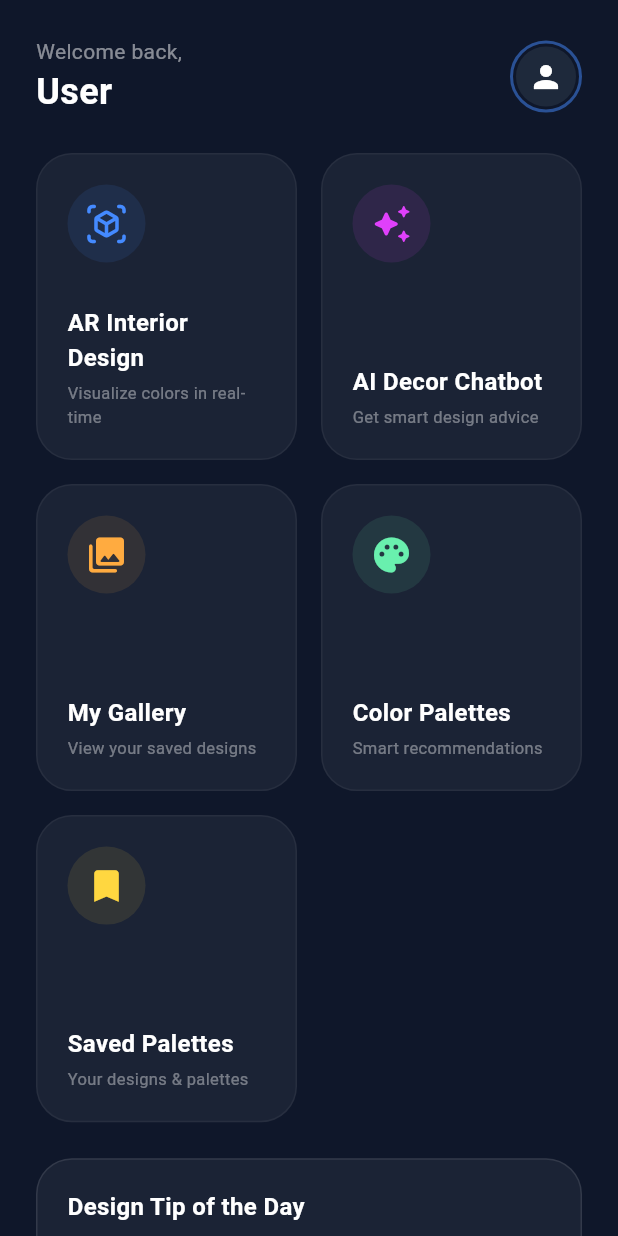
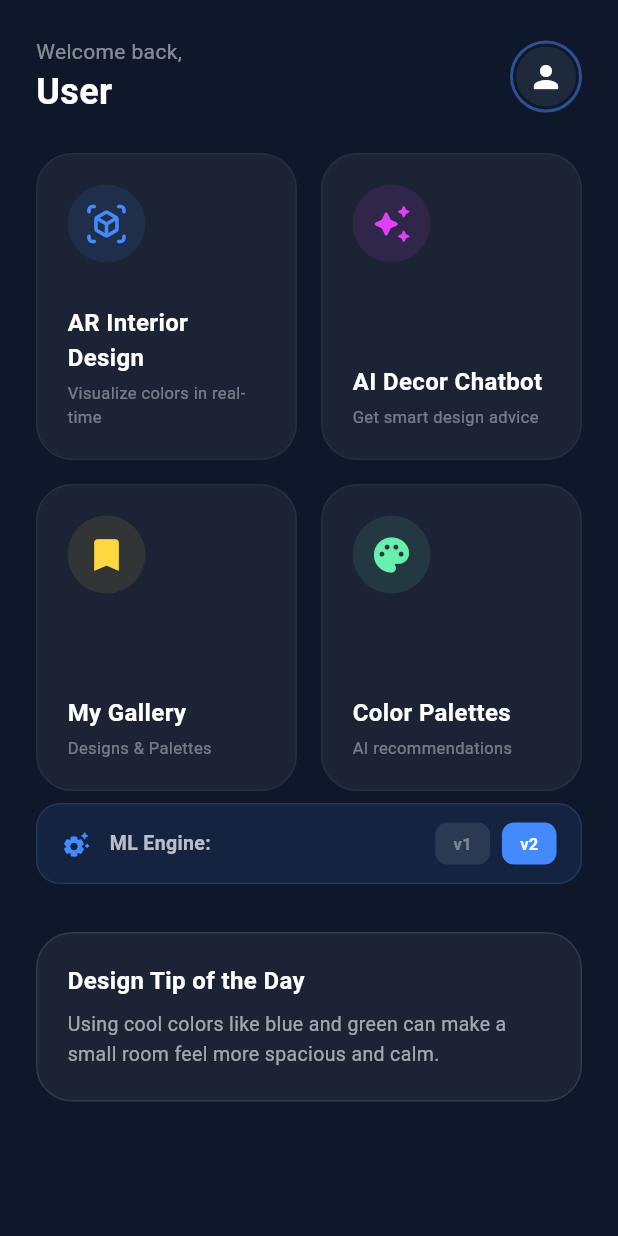
Before and after one commit to Mayakaduwa/ar_homeviz, a Flutter app: the screen it shows once a user with an empty profile is signed in, on a phone screen of 412 x 824 dp. Run offline on Flutter 3.47's test engine with Material 3 defaults, Android fonts, the phone set to English and light mode, and no system bars; our stand-ins replace camera, firebase_auth, firebase_core, firebase_database, google_fonts, google_generative_ai and 2 more; missing offline and left inert: arcore_flutter_plugin, tflite_flutter; accounts and stored records are empty.

Commit message:
feat: AI Detection Completely Done.

```diff
--- a/lib/main.dart
+++ b/lib/main.dart
@@ -8,6 +8,7 @@ import 'package:image_picker/image_picker.dart';
 import 'package:firebase_core/firebase_core.dart';
 import 'firebase_options.dart';
 import 'screens/auth/auth_loading_screen.dart';
+import 'services/ml_service.dart';
 
 // Global list of cameras discovered on startup
 List<CameraDescription> cameras = [];
@@ -26,6 +27,9 @@ void main() async {
   } catch (e) {
     debugPrint("Could not find cameras: $e");
   }
+
+  // Initialize AI Models
+  await MLService().loadModel();
 
   // Make the status bar transparent for a full-screen immersive look
   SystemChrome.setSystemUIOverlayStyle(
--- a/lib/screens/home_screen.dart
+++ b/lib/screens/home_screen.dart
@@ -7,6 +7,7 @@ import 'profile_screen.dart';
 import 'recommendations_screen.dart';
 import 'chat_bot_screen.dart';
 import 'saved_palettes_screen.dart';
+import '../services/ml_service.dart';
 
 class HomeScreen extends StatefulWidget {
   const HomeScreen({super.key});
@@ -96,26 +97,45 @@ class _HomeScreenState extends State<HomeScreen> {
                   ),
                   _featureCard(
                     title: 'My Gallery',
-                    subtitle: 'View your saved designs',
-                    icon: Icons.photo_library_rounded,
-                    color: Colors.orangeAccent,
-                    onTap: () => Navigator.push(context, MaterialPageRoute(builder: (_) => const MyGalleryScreen())),
+                    subtitle: 'Designs & Palettes',
+                    icon: Icons.bookmark_rounded,
+                    color: Colors.amberAccent,
+                    onTap: () => Navigator.push(context, MaterialPageRoute(builder: (_) => const SavedPalettesScreen())),
                   ),
                   _featureCard(
                     title: 'Color Palettes',
-                    subtitle: 'Smart recommendations',
+                    subtitle: 'AI recommendations',
                     icon: Icons.palette_rounded,
                     color: Colors.greenAccent,
                     onTap: () => Navigator.push(context, MaterialPageRoute(builder: (_) => const RecommendationsScreen())),
                   ),
-                  _featureCard(
-                    title: 'Saved Palettes',
-                    subtitle: 'Your designs & palettes',
-                    icon: Icons.bookmark_rounded,
-                    color: Colors.amberAccent,
-                    onTap: () => Navigator.push(context, MaterialPageRoute(builder: (_) => const SavedPalettesScreen())),
+                ]),
+              ),
+            ),
+
+            // --- Model Selection Toggle ---
+            SliverToBoxAdapter(
+              child: Padding(
+                padding: const EdgeInsets.symmetric(horizontal: 24, vertical: 8),
+                child: Container(
+                  padding: const EdgeInsets.symmetric(horizontal: 16, vertical: 12),
+                  decoration: BoxDecoration(
+                    color: Colors.blueAccent.withOpacity(0.1),
+                    borderRadius: BorderRadius.circular(16),
+                    border: Border.all(color: Colors.blueAccent.withOpacity(0.2)),
                   ),
-                ]),
+                  child: Row(
+                    children: [
+                      const Icon(Icons.settings_suggest_rounded, color: Colors.blueAccent, size: 20),
+                      const SizedBox(width: 12),
+                      const Text('ML Engine:', style: TextStyle(color: Colors.white70, fontSize: 13, fontWeight: FontWeight.bold)),
+                      const Spacer(),
+                      _versionToggle(1),
+                      const SizedBox(width: 8),
+                      _versionToggle(2),
+                    ],
+                  ),
+                ),
               ),
             ),
 
@@ -223,6 +243,28 @@ class _HomeScreenState extends State<HomeScreen> {
     );
   }
 
+  Widget _versionToggle(int version) {
+    final isSelected = MLService().currentModelVersion == version;
+    return GestureDetector(
+      onTap: () => setState(() => MLService().setModelVersion(version)),
+      child: Container(
+        padding: const EdgeInsets.symmetric(horizontal: 12, vertical: 6),
+        decoration: BoxDecoration(
+          color: isSelected ? Colors.blueAccent : Colors.white10,
+          borderRadius: BorderRadius.circular(8),
+        ),
+        child: Text(
+          'v$version',
+          style: TextStyle(
+            color: isSelected ? Colors.white : Colors.white38,
+            fontSize: 11,
+            fontWeight: FontWeight.bold,
+          ),
+        ),
+      ),
+    );
+  }
+
   void _showComingSoon(String feature) {
     ScaffoldMessenger.of(context).showSnackBar(
       SnackBar(
```
Also changed, not shown: lib/screens/recommendations_screen.dart (+69 -0 lines), lib/services/ml_service.dart (+149 -7 lines), 10 other files.
